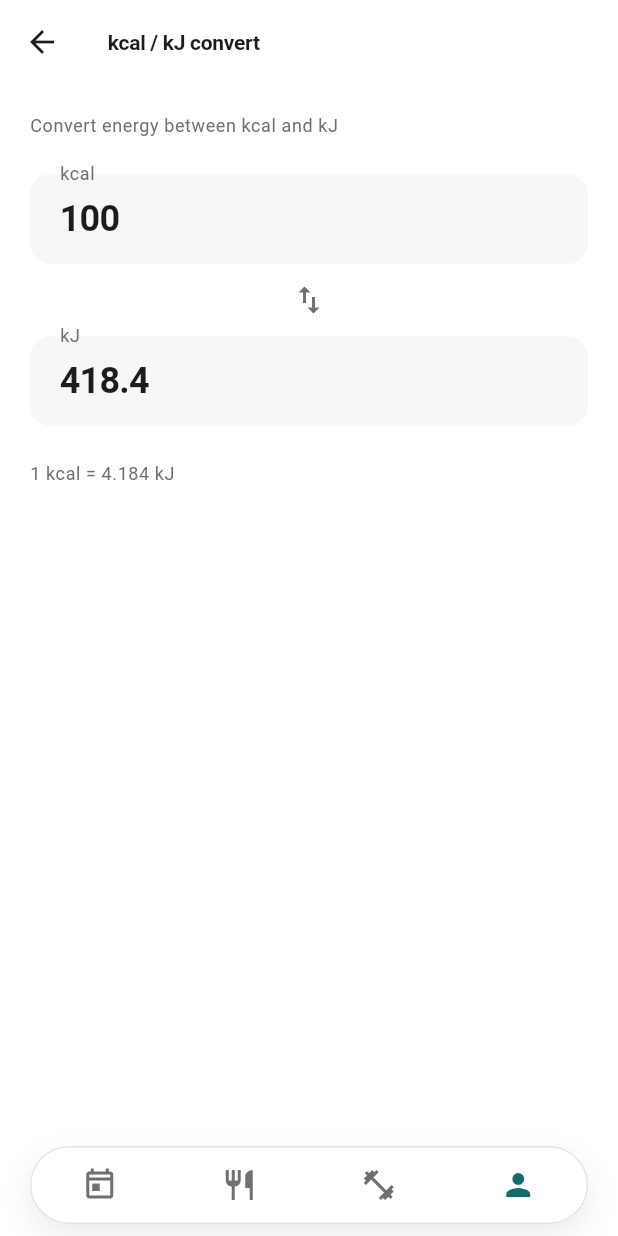
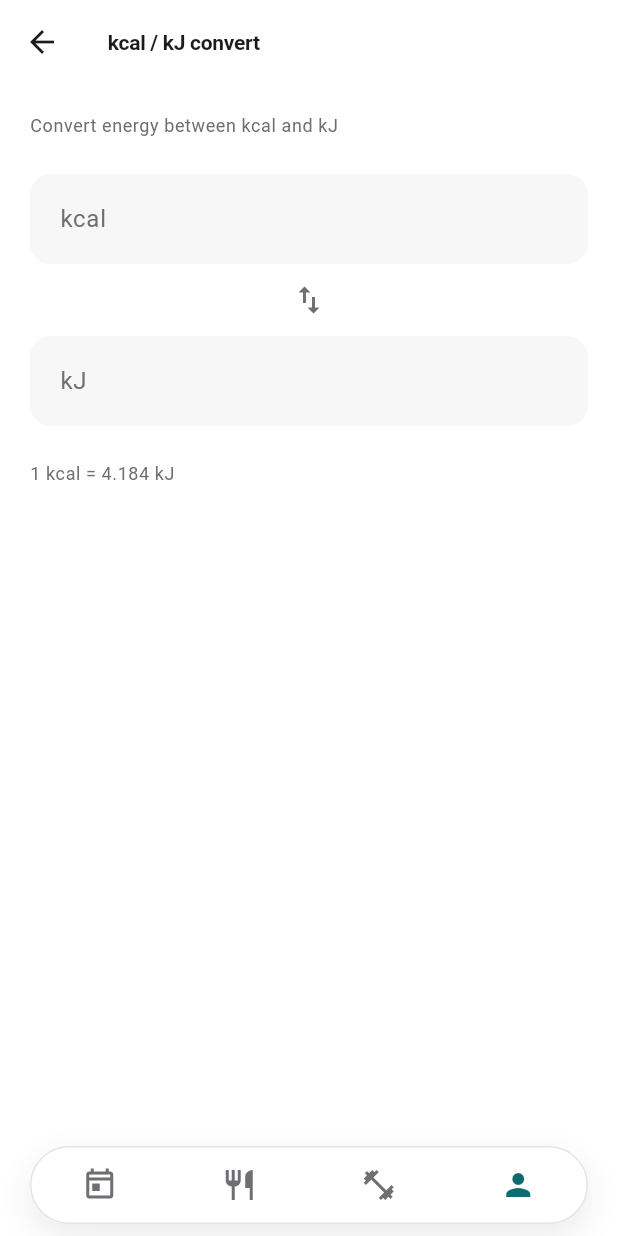
Before and after one commit to DayDaySpeed/FitnessPlan, a Flutter app: the EnergyUnitConvertPage screen opened by its route, on a phone screen of 412 x 824 dp. Run offline on Flutter 3.47's test engine with Material 3 defaults, Android fonts, the phone set to English and light mode, and no system bars; our stand-ins replace drift, file_picker, fl_chart, flutter_local_notifications, flutter_riverpod, go_router and 6 more; missing offline and left inert: health; accounts and stored records are empty; generated files the repository leaves out were written again.

Commit message:
fix(tools): 能量单位换算页默认留空，避免误导预设值
Co-authored-by: Cursor <cursoragent@cursor.com>

```diff
--- a/lib/ui/tools/energy_unit_convert_page.dart
+++ b/lib/ui/tools/energy_unit_convert_page.dart
@@ -14,15 +14,9 @@ class EnergyUnitConvertPage extends StatefulWidget {
 }
 
 class _EnergyUnitConvertPageState extends State<EnergyUnitConvertPage> {
-  final _kcal = TextEditingController(text: '100');
+  final _kcal = TextEditingController();
   final _kj = TextEditingController();
   bool _updating = false;
-
-  @override
-  void initState() {
-    super.initState();
-    _kj.text = _fmt(100 * kKcalToKj);
-  }
 
   @override
   void dispose() {
```
